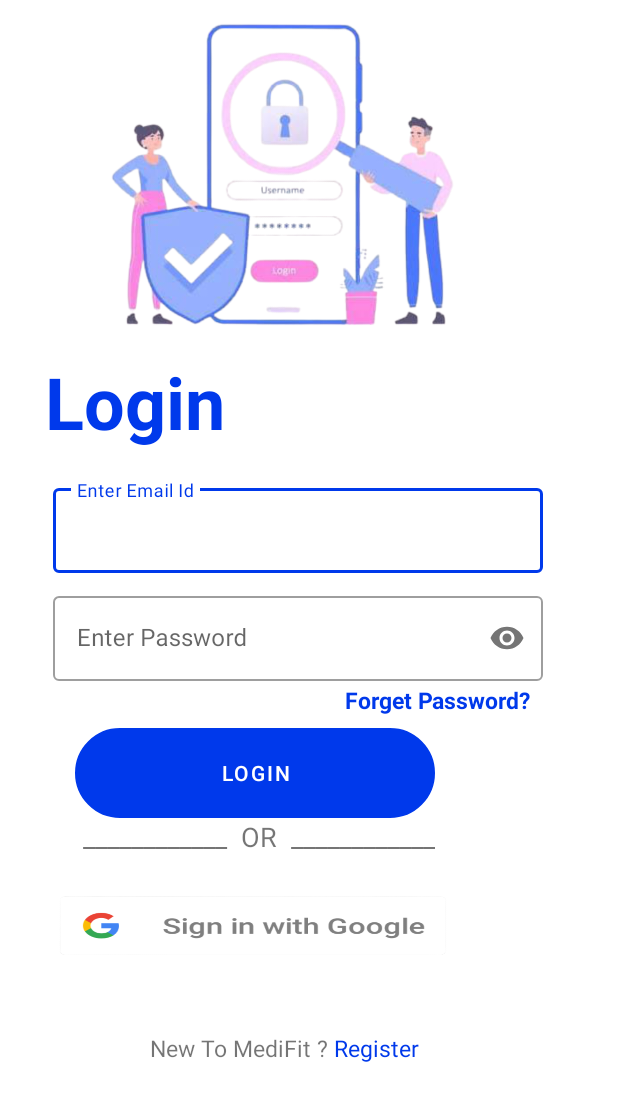
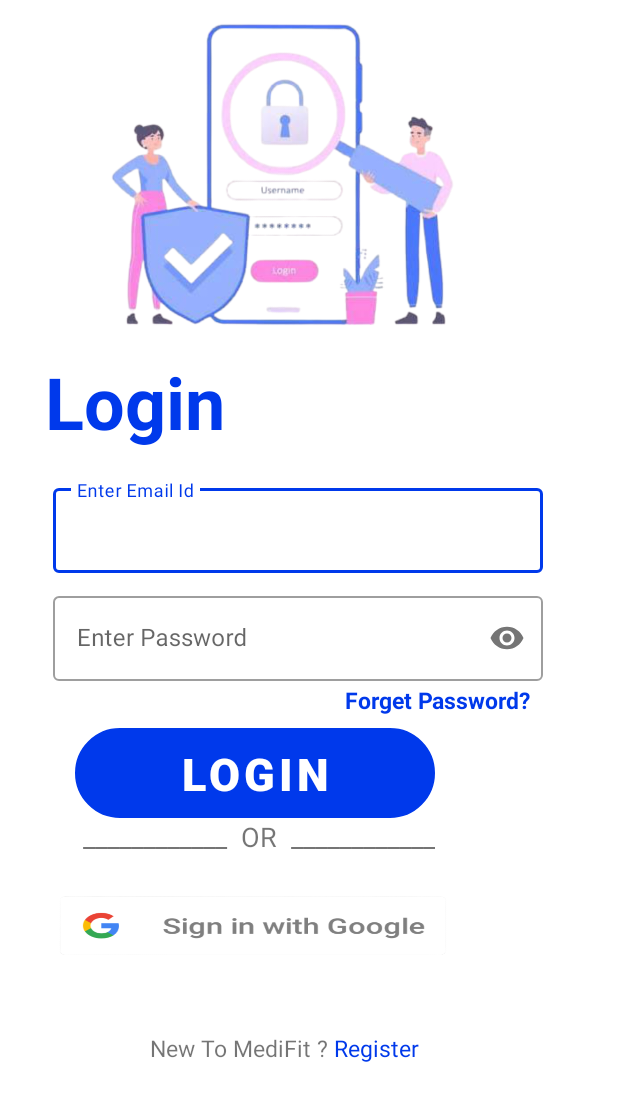
Before and after one commit to Dibendu-G/MediFit, an Android app: the screen it shows after launch (MainActivity), on a phone screen of 412 x 824 dp. Shown: the top 1101 px of the screen. Run offline under Robolectric (Android 15) with nearby library versions, the phone set to English and light mode, and no system bars.

Commit message:
login button

```diff
--- a/app/src/main/res/layout/activity_main.xml
+++ b/app/src/main/res/layout/activity_main.xml
@@ -88,7 +88,10 @@
         android:layout_marginLeft="50dp"
         android:background="@drawable/shape"
         android:shadowColor="@color/blue"
-        android:text="Login">
+        android:text="Login"
+        android:textSize="30dp"
+        android:textColor="@color/white"
+        android:textStyle="bold">
 
     </Button>
 
```
